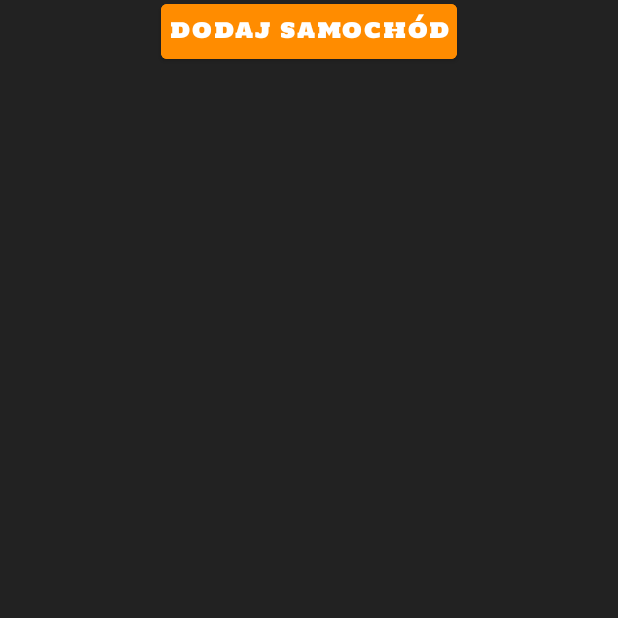
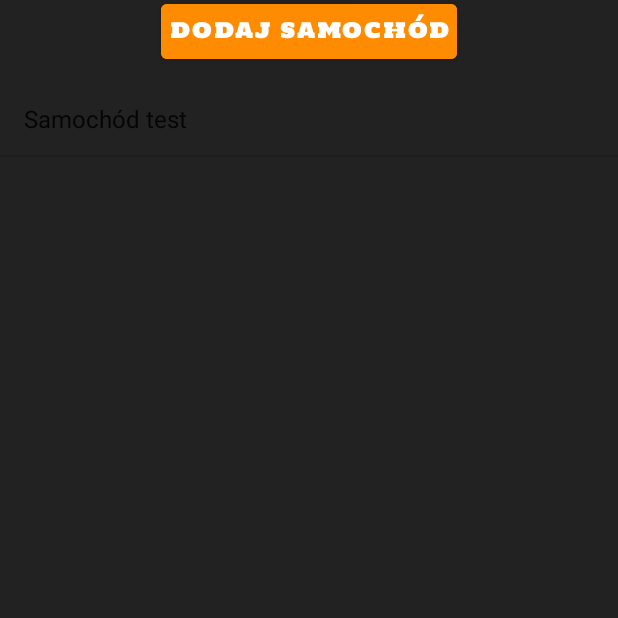
Before and after one commit to zulux99/parkopol, an Android app: the screen it shows after launch once a user with an empty profile is signed in (SecondActivity), in the side drawer, after a tap on "Konto", on a phone screen of 412 x 824 dp, the part 555-1173 px from its top. Run offline under Robolectric (Android 15) with nearby library versions, the phone set to English and light mode, and no system bars; our stand-ins replace Firebase (no records; nobody signed in at launch, a user with empty details on screens opened directly), Picasso; pictures from the network do not load; 2 statements that could not run were skipped.

Commit message:
małe zmiany

```diff
--- a/app/src/main/java/com/example/parkopol/KontoFragment.kt
+++ b/app/src/main/java/com/example/parkopol/KontoFragment.kt
@@ -6,7 +6,10 @@ import android.util.Log
 import android.view.LayoutInflater
 import android.view.View
 import android.view.ViewGroup
+import android.widget.ArrayAdapter
 import android.widget.Button
+import android.widget.EditText
+import android.widget.ListView
 import androidx.fragment.app.Fragment
 import com.example.parkopol.databinding.FragmentKontoBinding
 import com.google.android.gms.auth.api.signin.GoogleSignIn
@@ -26,16 +29,22 @@ class KontoFragment : Fragment() {
         savedInstanceState: Bundle?
     ): View? {
         val myView = inflater.inflate(R.layout.fragment_konto, container, false)
+        val ListaSamochody: ListView = myView.findViewById(R.id.kontoListaSamochody)
         kontoBinding = FragmentKontoBinding.bind(myView)
         val usunKontoButton = myView.findViewById(R.id.konto_usun) as Button
+        val zapisz_samochodButton = myView.findViewById(R.id.zapisz_samochod) as Button
+        val samochod_nazwaInPut = myView.findViewById(R.id.samochod_nazwa) as EditText
+        val samochod_nRejInPut = myView.findViewById(R.id.samochod_nr_rejestracyjny) as EditText
         usunKontoButton.setOnClickListener {
             Log.d("komunikat", "1")
             deleteUser()
             Firebase.auth.signOut()
 //            TODO: po dwukrotnym usunięciu i zalogowaniu się crashuje
         }
+        zapisz_samochodButton.setOnClickListener{
+            //samochod(FirebaseAuth.getInstance().currentUser!!.uid,)
+        }
         kontoBinding.dodajSamochod.setOnClickListener {
-            Toast.makeText(context, "Teścik", Toast.LENGTH_SHORT).show()
             if (kontoBinding.zapiszSamochod.visibility == View.GONE) {
                 kontoBinding.samochodNazwa.visibility = View.VISIBLE
                 kontoBinding.samochodNrRejestracyjny.visibility = View.VISIBLE
@@ -53,6 +62,10 @@ class KontoFragment : Fragment() {
             Log.d("komunikat", "google avatar url: " + signInAccount.photoUrl.toString())
             Picasso.get().load(signInAccount.photoUrl.toString()).into(kontoBinding.navAvatar)
         }
+        val tablicaSamochody = ArrayList<String>()
+        tablicaSamochody.add("Samochód test")
+        var arrayAdapter = ArrayAdapter(context!!, android.R.layout.simple_list_item_1, tablicaSamochody)
+        ListaSamochody.adapter = arrayAdapter
         return myView
     }
 
@@ -90,7 +103,7 @@ fun dodawanieDobazy(){
     val id = myRef.push().key // tu generuje następne id tabeli miejsce parkingowe
     myRef.child(id.toString()).setValue(
         samochod(
-            FirebaseAuth.getInstance().currentUser!!.uid,
+            this.idWlasciciela,
             this.nrRejestracyjny,
             this.nazwasamochod,
             null
--- a/app/src/main/res/layout/fragment_konto.xml
+++ b/app/src/main/res/layout/fragment_konto.xml
@@ -75,10 +75,11 @@
         android:textSize="25sp" />
 
     <ListView
+        android:id="@+id/kontoListaSamochody"
         android:layout_width="match_parent"
         android:layout_height="match_parent"
-        android:visibility="visible"
-        android:layout_below="@+id/zapisz_samochod"/>
+        android:layout_below="@+id/zapisz_samochod"
+        android:visibility="visible" />
 
     <Button
         android:id="@+id/dodaj_samochod"
@@ -117,8 +118,7 @@
         android:backgroundTint="@color/pomaranczowy"
         android:hint="Nazwa samochodu"
         android:ems="10"
-        android:visibility="gone"
-        android:inputType="numberDecimal" />
+        android:visibility="gone" />
 
     <EditText
         android:id="@+id/samochod_nr_rejestracyjny"
@@ -131,8 +131,7 @@
         android:backgroundTint="@color/pomaranczowy"
         android:hint="Nr rejestracyjny"
         android:ems="10"
-        android:visibility="gone"
-        android:inputType="numberDecimal" />
+        android:visibility="gone"/>
 
 
 </RelativeLayout>
```
